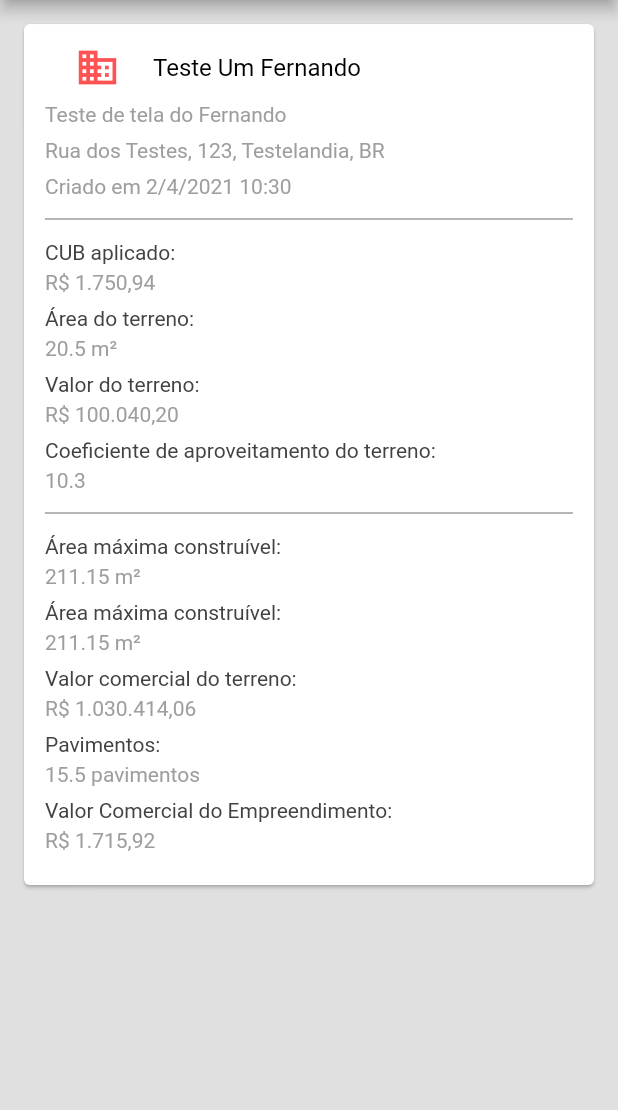
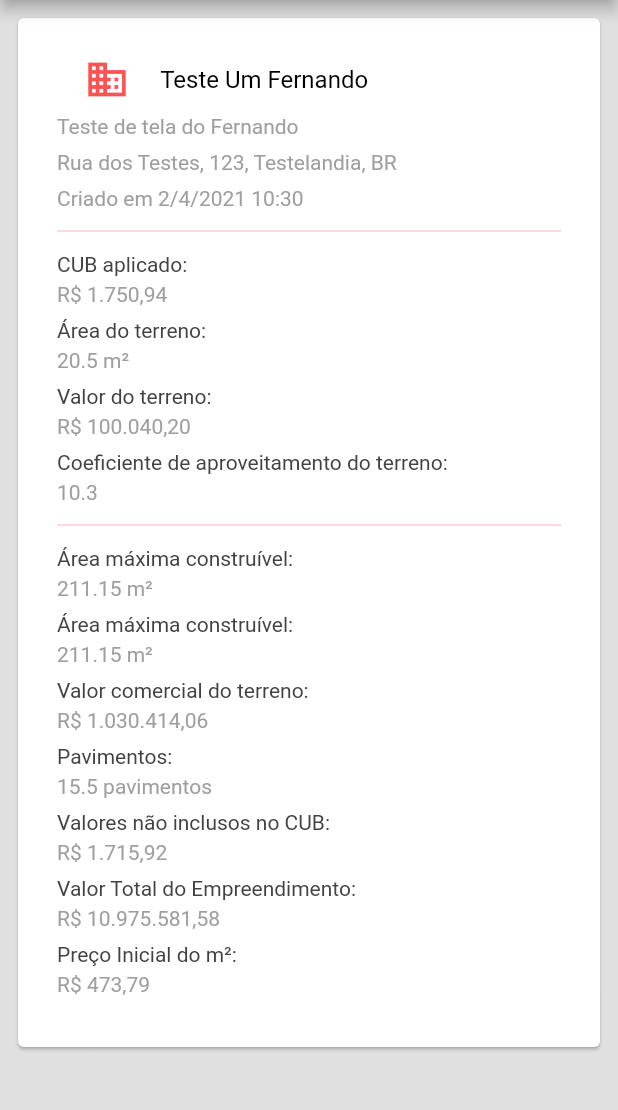
Before and after one commit to fviel/cve_app, a Flutter app: the screen it shows after launch, after a tap on "Exibir", on a phone screen of 412 x 824 dp, the part 84-1194 px from its top. Run offline on Flutter 3.47's test engine with Material 2 defaults, Android fonts, the phone set to English and light mode, and no system bars.

Commit message:
aplicados todos os principais campos da tela de exibir

```diff
--- a/lib/empreendimentos/business/empreendimentoBusiness.dart
+++ b/lib/empreendimentos/business/empreendimentoBusiness.dart
@@ -99,7 +99,7 @@ class EmpreendimentoBusinessSingleton{
 
   //5.10
   //VCC é a soma de todos os valores extra-CUB
-  double calcularValorComercialDasConstrucoes(Empreendimento emp){
+  double calcularValoresExtraCub(Empreendimento emp){
     double calcadasMuros = calcularCalcadasMuros(emp);
     double fundacao = calcularFundacao(emp);
     double paisagismo = calcularPaisagismo(emp);
@@ -125,7 +125,7 @@ class EmpreendimentoBusinessSingleton{
   double calcularValorTotal(Empreendimento emp){
     //Vte = valor do terreno no empreendimento = Vct x CA
     //Vt = Vte + (Amc x Vcc)
-    return (calcularValorComercialTerreno(emp) * emp.coeficienteAproveitamento) + (calcularAreaMaximaContruida(emp) * calcularValorComercialDasConstrucoes(emp));
+    return (calcularValorComercialTerreno(emp) * emp.coeficienteAproveitamento) + (calcularAreaMaximaContruida(emp) * calcularValoresExtraCub(emp));
   }
 
   //7
--- a/lib/telas/exibirEmpreendimento.dart
+++ b/lib/telas/exibirEmpreendimento.dart
@@ -28,7 +28,10 @@ class _ExibirEmpreendimentoState extends State<ExibirEmpreendimento> {
     String valorFormatado = f.format(empreendimento.valorComercialTerreno);
     String valorCubFormatado = f.format(empreendimento.valorCub);
     String valorComercialTerrenoFormatado = f.format(empBusiness.calcularValorComercialTerreno(empreendimento));
-    String valorComercialEmpreendimentoFormatado = f.format(empBusiness.calcularValorComercialDasConstrucoes(empreendimento));
+    String valorExtraCubFormatado = f.format(empBusiness.calcularValoresExtraCub(empreendimento));
+    String valorTotalEmpreendimentoFormatado = f.format(empBusiness.calcularValorTotal(empreendimento));
+    String precoInicialM2Formatado = f.format(empBusiness.calcularPrecoInicialM2(empreendimento));
+
 
     return Scaffold(
         backgroundColor: Colors.grey[300],
@@ -51,14 +54,18 @@ class _ExibirEmpreendimentoState extends State<ExibirEmpreendimento> {
                 }),
           ],
         ),
-        body: Padding(
+        body: ListView(
+          children: <Widget>[
+
+            Card(
+        margin: EdgeInsets.all(12),
+              child: Padding(
               padding: const EdgeInsets.all(12.0),
               child: Column(
                 mainAxisAlignment: MainAxisAlignment.start,
                 crossAxisAlignment: CrossAxisAlignment.start,
                   children: <Widget>[
-                Card(
-                  child: Padding(
+                    Padding(
                       padding: const EdgeInsets.all(14.0),
                       child: Column(
                         mainAxisAlignment: MainAxisAlignment.start,
@@ -138,7 +145,7 @@ class _ExibirEmpreendimentoState extends State<ExibirEmpreendimento> {
                           Divider(
                             height: 12.0,
                             thickness: 1,
-                          color: Colors.grey[500],
+                            color: Colors.red[100],
                           ),
                           SizedBox(height:8),
 
@@ -245,7 +252,7 @@ class _ExibirEmpreendimentoState extends State<ExibirEmpreendimento> {
                           Divider(
                             height: 12.0,
                             thickness: 1,
-                          color: Colors.grey[500],
+                            color: Colors.red[100],
                           ),
                           SizedBox(height:8),
 
@@ -350,7 +357,7 @@ class _ExibirEmpreendimentoState extends State<ExibirEmpreendimento> {
                           SizedBox(height:8),
 
                           Text(
-                          'Valor Comercial do Empreendimento:',
+                            'Valores não inclusos no CUB:',
                             overflow: TextOverflow.ellipsis,
                             maxLines: 100,
                             softWrap: false,
@@ -362,7 +369,7 @@ class _ExibirEmpreendimentoState extends State<ExibirEmpreendimento> {
                           ),
                           SizedBox(height:4),
                           Text(
-                          'R\$ $valorComercialEmpreendimentoFormatado',
+                            'R\$ $valorExtraCubFormatado',
                             overflow: TextOverflow.ellipsis,
                             maxLines: 100,
                             softWrap: false,
@@ -374,15 +381,64 @@ class _ExibirEmpreendimentoState extends State<ExibirEmpreendimento> {
                           ),
                           SizedBox(height:8),
 
+                          Text(
+                            'Valor Total do Empreendimento:',
+                            overflow: TextOverflow.ellipsis,
+                            maxLines: 100,
+                            softWrap: false,
+                            textAlign: TextAlign.start,
+                            style: TextStyle(
+                              fontSize: 14.0,
+                              color: Colors.grey[800],
+                            ),
+                          ),
+                          SizedBox(height:4),
+                          Text(
+                            'R\$ $valorTotalEmpreendimentoFormatado',
+                            overflow: TextOverflow.ellipsis,
+                            maxLines: 100,
+                            softWrap: false,
+                            textAlign: TextAlign.start,
+                            style: TextStyle(
+                              fontSize: 14.0,
+                              color: Colors.grey[500],
+                            ),
+                          ),
+                          SizedBox(height:8),
 
-
-
+                          Text(
+                            'Preço Inicial do m²:',
+                            overflow: TextOverflow.ellipsis,
+                            maxLines: 100,
+                            softWrap: false,
+                            textAlign: TextAlign.start,
+                            style: TextStyle(
+                              fontSize: 14.0,
+                              color: Colors.grey[800],
+                            ),
+                          ),
+                          SizedBox(height:4),
+                          Text(
+                            'R\$ $precoInicialM2Formatado',
+                            overflow: TextOverflow.ellipsis,
+                            maxLines: 100,
+                            softWrap: false,
+                            textAlign: TextAlign.start,
+                            style: TextStyle(
+                              fontSize: 14.0,
+                              color: Colors.grey[500],
+                            ),
+                          ),
+                          SizedBox(height:8),
 
                         ],
                       ),
-                  ),
                     )
                   ]),
+
+          ),
+            ),
+    ]
         )
    );
   }
```
Lines whose indentation alone changed are shown as unchanged.
